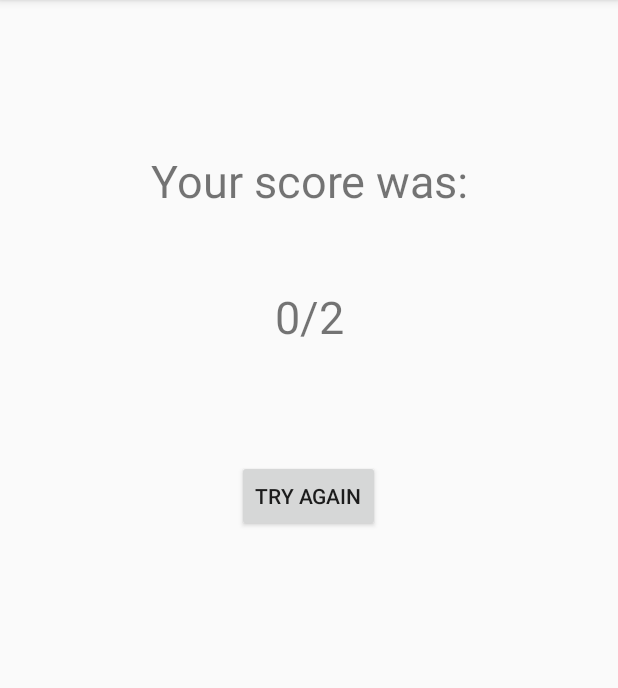
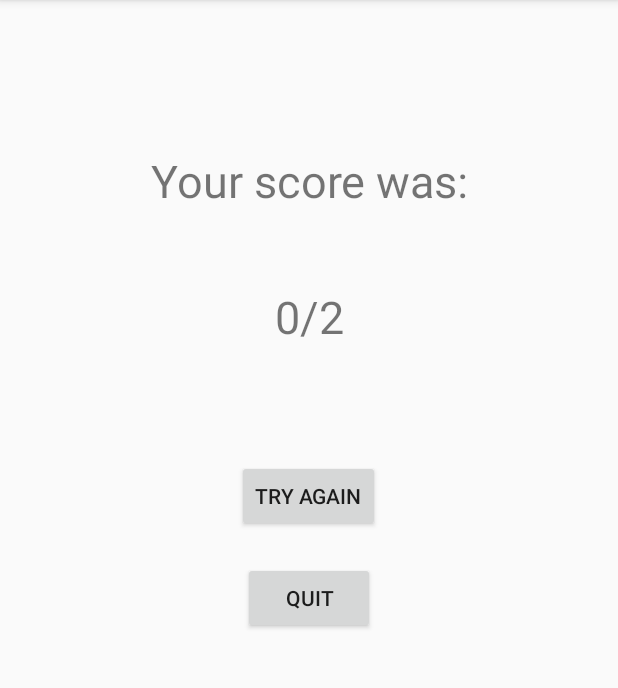
Before and after one commit to jgasao07/Quiz_App, an Android app: the fragment Question2 placed in its activity, after a tap on "SUBMIT", on a phone screen of 412 x 824 dp, the part 84-772 px from its top. Run offline under Robolectric (Android 15) with nearby library versions, the phone set to English and light mode, and no system bars.

Commit message:
Add exit button

```diff
--- a/app/src/main/java/com/example/john/quizapp/EndPage.java
+++ b/app/src/main/java/com/example/john/quizapp/EndPage.java
@@ -13,25 +13,23 @@ public class EndPage extends AppCompatActivity {
         super.onCreate(savedInstanceState);
         setContentView(R.layout.activity_end_page);
 
+        // Displays the final score
         TextView score = (TextView) findViewById(R.id.score);
         int finalScore = QuizApp.getScore();
         score.setText(finalScore + "/2");
     }
 
+    // Restarts the quiz
     public void restart(View view) {
+        QuizApp.reset();
+        Intent intent = new Intent(this, PlayActivity.class);
+        startActivity(intent);
+    }
+
+    // Returns to start screen
+    public void quit(View view) {
         QuizApp.reset();
         Intent intent = new Intent(this, QuizApp.class);
         startActivity(intent);
     }
-
-    /*
-    public void answers(View view) {
-        answerpage ap = new answerpage();
-        getFragmentManager()
-                .beginTransaction()
-                .add(R.id.container2, ap)
-                .addToBackStack(null)
-                .commit();
-    }
-    */
 }
--- a/app/src/main/java/com/example/john/quizapp/Question.java
+++ b/app/src/main/java/com/example/john/quizapp/Question.java
@@ -12,18 +12,14 @@ public class Question extends Fragment {
     Button sButton;
     EditText text;
     String input;
-//    OnFragmentAnswerSubmitted mAnswer;
+
+    // Possible answers to question 1
     String a1 = "barack obama";
     String a2 = "barack";
     String a3 = "obama";
     String a4 = "president obama";
     String a5 = "president";
 
-    /*
-    public interface OnFragmentAnswerSubmitted {
-        public void onAnswerSubmit(String input);
-    }
-    */
 
     @Override
     public View onCreateView(LayoutInflater inflater, ViewGroup container,
@@ -32,8 +28,9 @@ public class Question extends Fragment {
 
         sButton = (Button)v.findViewById(R.id.submit);
         text = (EditText) v.findViewById(R.id.answer);
-        sButton.setOnClickListener(new View.OnClickListener()
-        {
+
+        // Input checking
+        sButton.setOnClickListener(new View.OnClickListener() {
             @Override
             public void onClick (View view){
             input = text.getText().toString();
@@ -48,12 +45,8 @@ public class Question extends Fragment {
                 Bundle args = new Bundle();
                 getFragmentManager().beginTransaction().
                         replace(R.id.container, q2).addToBackStack(null).commit();
-
-//            mAnswer.onAnswerSubmit(input);
         }
         });
-
-        // Inflate the layout for this fragment
         return v;
     }
 
--- a/app/src/main/java/com/example/john/quizapp/Question2.java
+++ b/app/src/main/java/com/example/john/quizapp/Question2.java
@@ -1,19 +1,10 @@
 package com.example.john.quizapp;
 
-import android.content.Context;
-import android.net.Uri;
 import android.app.Fragment;
 import android.os.Bundle;
 import android.view.LayoutInflater;
 import android.view.View;
 import android.view.ViewGroup;
-import android.widget.Button;
-import android.widget.CheckBox;
-
-import com.example.john.quizapp.R;
-
-
-
 
 public class Question2 extends Fragment {
 
@@ -21,33 +12,8 @@ public class Question2 extends Fragment {
     public View onCreateView(LayoutInflater inflater, ViewGroup container,
                              Bundle savedInstanceState) {
         View v = inflater.inflate(R.layout.fragment_question2,container,false);
-/*
-        sButton = (Button)v.findViewById(R.id.submit2);
 
-        box1 = (CheckBox) v.findViewById(R.id.checkBox1);
-        box2 = (CheckBox) v.findViewById(R.id.checkBox2);
-        box3 = (CheckBox) v.findViewById(R.id.checkBox3);
-        box4 = (CheckBox) v.findViewById(R.id.checkBox4);
-
-        sButton.setOnClickListener(new View.OnClickListener() {
-            @Override
-            public void onClick(View view) {
-
-            }
-
-        });
-*/
         return v;
     }
 
-    /*
-    public void onCheckboxClicked(View v) {
-        boolean checked = ((CheckBox) v).isChecked();
-        if ((box2.isChecked() == true) && (box1.isChecked() == false)
-                && (box3.isChecked() == false) && (box4.isChecked() == false)) {
-            QuizApp.addPoints(1);
-        }
-    }
-    */
-
 }
--- a/app/src/main/res/layout/activity_end_page.xml
+++ b/app/src/main/res/layout/activity_end_page.xml
@@ -35,5 +35,16 @@
         android:onClick="restart"
         />
 
+    <Button
+        android:id="@+id/quit"
+        android:layout_width="wrap_content"
+        android:layout_height="wrap_content"
+        android:text="Quit"
+        android:layout_gravity="center_horizontal"
+        android:gravity="center"
+        android:layout_marginTop="20dp"
+        android:onClick="quit"
+        />
+
 
 </LinearLayout>
```
Also changed, not shown: app/src/main/java/com/example/john/quizapp/PlayActivity.java (+12 -20 lines), app/src/main/java/com/example/john/quizapp/QuizApp.java (+8 -0 lines).
